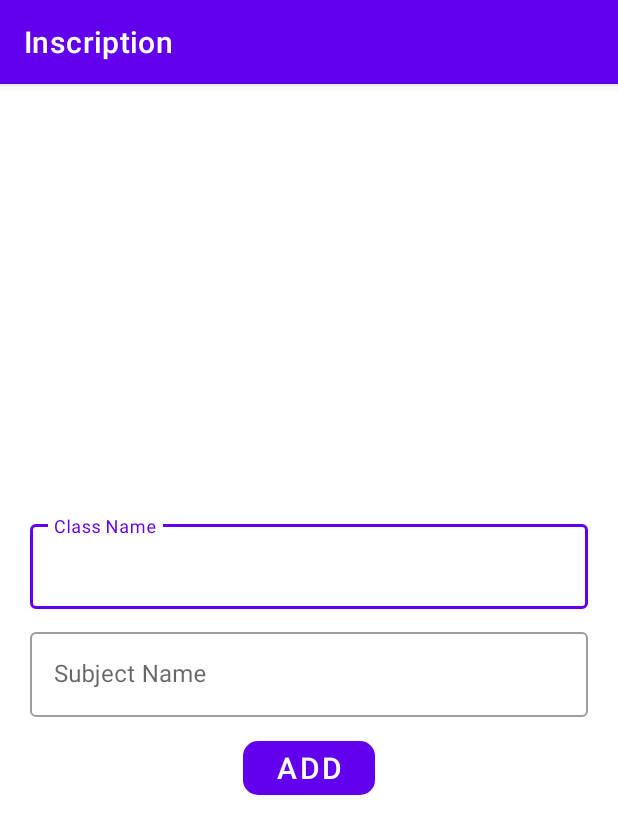
After one commit to Sehab99/inscription, an Android app: the AddClassroom screen opened directly, with no data from a screen before it, on a phone screen of 412 x 824 dp. The commit adds this screen. Shown: the top 834 px of the screen. Run offline under Robolectric (Android 15) with nearby library versions, the phone set to English and light mode, and no system bars; our stand-ins replace Firebase (no records; nobody signed in at launch, a user with empty details on screens opened directly).

Commit message:
- Add classroom from float add button

```diff
--- a/app/src/main/AndroidManifest.xml
+++ b/app/src/main/AndroidManifest.xml
@@ -9,6 +9,9 @@
         android:roundIcon="@mipmap/ic_launcher_round"
         android:supportsRtl="true"
         android:theme="@style/Theme.Inscription">
+        <activity
+            android:name=".AddClassroom"
+            android:exported="false" />
         <activity
             android:name=".MainActivity"
             android:exported="false" />
--- /dev/null
+++ b/app/src/main/java/com/sehab/inscription/AddClassroom.java
@@ -0,0 +1,80 @@
+package com.sehab.inscription;
+
+import androidx.annotation.NonNull;
+import androidx.appcompat.app.AppCompatActivity;
+
+import android.content.Intent;
+import android.os.Bundle;
+import android.text.TextUtils;
+import android.view.MenuInflater;
+import android.view.View;
+import android.widget.Button;
+import android.widget.Toast;
+
+import com.google.android.gms.tasks.OnCompleteListener;
+import com.google.android.gms.tasks.Task;
+import com.google.android.material.textfield.TextInputLayout;
+import com.google.firebase.auth.FirebaseAuth;
+import com.google.firebase.database.DatabaseReference;
+import com.google.firebase.database.FirebaseDatabase;
+
+import java.util.HashMap;
+
+public class AddClassroom extends AppCompatActivity {
+    private TextInputLayout textInputClassName;
+    private TextInputLayout textInputSubjectName;
+    private Button buttonAdd;
+    FirebaseAuth auth;
+    DatabaseReference mBase;
+    HashMap<String, Object> newClass;
+
+    @Override
+    protected void onCreate(Bundle savedInstanceState) {
+        super.onCreate(savedInstanceState);
+        setContentView(R.layout.activity_add_classroom);
+
+        textInputClassName = findViewById(R.id.textSubjectName);
+        textInputSubjectName = findViewById(R.id.textClassName);
+        buttonAdd = findViewById(R.id.buttonAddClassroom);
+        newClass = new HashMap<>();
+        auth = FirebaseAuth.getInstance();
+        mBase = FirebaseDatabase.getInstance().getReference();
+
+        buttonAdd.setOnClickListener(new View.OnClickListener() {
+            @Override
+            public void onClick(View v) {
+                String uID = auth.getUid();
+                String className = textInputClassName.getEditText().getText().toString();
+                String subjectName = textInputSubjectName.getEditText().getText().toString();
+                String teacherName = mBase.child("Users").child(uID).child("Name").getValue().toString();
+
+                if(TextUtils.isEmpty(className) || TextUtils.isEmpty(subjectName)) {
+                    Toast.makeText(AddClassroom.this, "Empty Credentials!", Toast.LENGTH_SHORT).show();
+                } else {
+                    newClass.put("className", className);
+                    newClass.put("subjectName", subjectName);
+                    newClass.put("teacherName", teacherName);
+                    addClassroom();
+                }
+            }
+        });
+
+    }
+
+    private void addClassroom() {
+        DatabaseReference classID = mBase.push();
+        String classroomID = classID.toString();
+        mBase.child("Classrooms").child(classroomID).updateChildren(newClass).addOnCompleteListener(new OnCompleteListener<Void>() {
+            @Override
+            public void onComplete(@NonNull Task<Void> task) {
+                if(task.isSuccessful()) {
+                    Toast.makeText(AddClassroom.this, "Classroom created", Toast.LENGTH_SHORT).show();
+                    startActivity(new Intent(AddClassroom.this, MainActivity.class));
+                    finish();
+                } else {
+                    Toast.makeText(AddClassroom.this, "Failed", Toast.LENGTH_SHORT).show();
+                }
+            }
+        });
+    }
+}
--- /dev/null
+++ b/app/src/main/res/layout/activity_add_classroom.xml
@@ -0,0 +1,52 @@
+<?xml version="1.0" encoding="utf-8"?>
+<RelativeLayout xmlns:android="http://schemas.android.com/apk/res/android"
+    xmlns:app="http://schemas.android.com/apk/res-auto"
+    xmlns:tools="http://schemas.android.com/tools"
+    android:layout_width="match_parent"
+    android:layout_height="match_parent"
+    tools:context=".AddClassroom">
+
+    <LinearLayout
+        android:layout_width="match_parent"
+        android:layout_height="match_parent"
+        android:orientation="vertical"
+        android:padding="20dp"
+        android:gravity="center">
+
+        <com.google.android.material.textfield.TextInputLayout
+            android:id="@+id/textClassName"
+            style="@style/Widget.MaterialComponents.TextInputLayout.OutlinedBox"
+            android:layout_width="match_parent"
+            android:layout_height="wrap_content"
+            android:hint="Class Name"
+            android:layout_marginBottom="10dp">
+
+            <com.google.android.material.textfield.TextInputEditText
+                android:layout_width="match_parent"
+                android:layout_height="wrap_content" />
+        </com.google.android.material.textfield.TextInputLayout>
+
+        <com.google.android.material.textfield.TextInputLayout
+            android:id="@+id/textSubjectName"
+            style="@style/Widget.MaterialComponents.TextInputLayout.OutlinedBox"
+            android:layout_width="match_parent"
+            android:layout_height="wrap_content"
+            android:hint="Subject Name"
+            android:layout_marginBottom="10dp">
+
+            <com.google.android.material.textfield.TextInputEditText
+                android:layout_width="match_parent"
+                android:layout_height="wrap_content" />
+        </com.google.android.material.textfield.TextInputLayout>
+
+        <Button
+            android:id="@+id/buttonAddClassroom"
+            android:layout_width="wrap_content"
+            android:layout_height="wrap_content"
+            android:text="Add"
+            android:textColor="@color/white"
+            android:textSize="20dp"
+            app:cornerRadius="10dp" />
+    </LinearLayout>
+
+</RelativeLayout>
```
Also changed, not shown: app/src/main/java/com/sehab/inscription/MainActivity.java (+9 -1 lines), app/src/main/res/drawable/ic_add_classroom.xml (added, +9 -0 lines), app/src/main/res/layout/activity_main.xml (+11 -0 lines).
